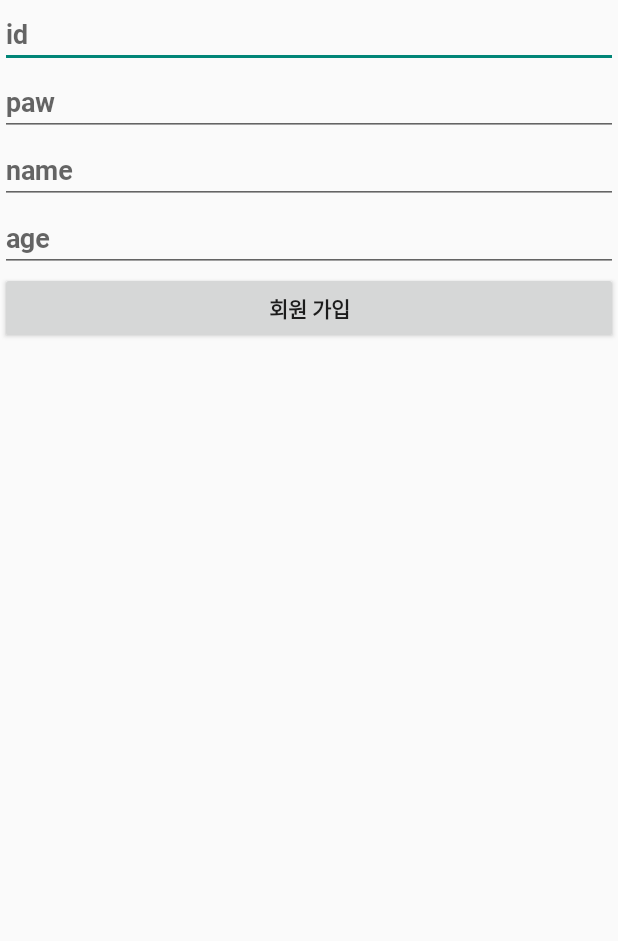
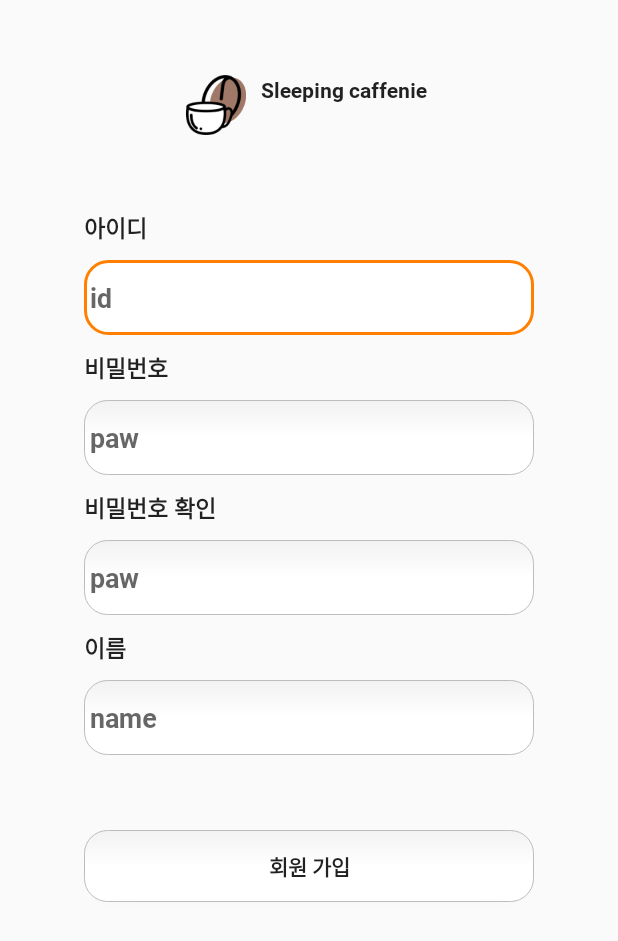
Before and after one commit to polaris428/2021mobilecontent, an Android app: the JoinActivity screen opened directly, with no data from a screen before it, on a phone screen of 412 x 824 dp. Shown: the top 941 px of the screen. Run offline under Robolectric (Android 15) with nearby library versions, the phone set to English and light mode, and no system bars; our stand-ins replace Firebase (no records; nobody signed in at launch, a user with empty details on screens opened directly); libraries missing offline, so code that uses them is left out: com.github.mikephil.charting, com.ismaeldivita.chipnavigation.

Commit message:
디자인 적용
디자인 적용

```diff
--- a/app/src/main/java/com/example/a2021mobilecontent/activity/JoinActivity.java
+++ b/app/src/main/java/com/example/a2021mobilecontent/activity/JoinActivity.java
@@ -51,7 +51,7 @@ public class JoinActivity extends AppCompatActivity {
             @Override
             public void onClick(View v) {
                 final String email = binding.idinput.getText().toString().trim();
-                final String pwe = binding.pawinput.getText().toString().trim();
+                final String pwe = binding.pawinput1.getText().toString().trim();
                 //final String name =binding.nameinput.getText().toString().trim();
 
                 firebaseAuth.createUserWithEmailAndPassword(email, pwe)
--- a/app/src/main/java/com/example/a2021mobilecontent/fragment/GraphFragment/GraphFragment_1.java
+++ b/app/src/main/java/com/example/a2021mobilecontent/fragment/GraphFragment/GraphFragment_1.java
@@ -163,9 +163,9 @@ public class GraphFragment_1 extends Fragment {
                             LineDataSet lineDataSet = new LineDataSet(entries, "카페인 마신량");
                             lineDataSet.setLineWidth(2);
                             lineDataSet.setCircleRadius(6);
-                            lineDataSet.setCircleColor(Color.parseColor("#000000"));
+                            lineDataSet.setCircleColor(Color.parseColor("#ff7f00"));
                             lineDataSet.setCircleColorHole(Color.BLUE);
-                            lineDataSet.setColor(Color.parseColor("#000000"));
+                            lineDataSet.setColor(Color.parseColor("#ff7f00"));
                             lineDataSet.setDrawCircleHole(true);
                             lineDataSet.setDrawCircles(true);
                             lineDataSet.setDrawHorizontalHighlightIndicator(false);
--- /dev/null
+++ b/app/src/main/res/drawable/rounded_btn.xml
@@ -0,0 +1,64 @@
+<?xml version="1.0" encoding="utf-8"?>
+<selector xmlns:android="http://schemas.android.com/apk/res/android">
+
+    <item android:state_pressed="true" android:state_focused="true">
+        <shape>
+            <solid android:color="#FF8000"/>
+            <stroke
+                android:width="2.3dp"
+                android:color="#FF8000" />
+            <corners
+                android:radius="15dp" />
+        </shape>
+    </item>
+
+    <item android:state_pressed="true" android:state_focused="false">
+        <shape>
+            <solid android:color="#FF8000"/>
+            <stroke
+                android:width="2.3dp"
+                android:color="#FF8000" />
+            <corners
+                android:radius="15dp" />
+        </shape>
+    </item>
+
+    <item android:state_pressed="false" android:state_focused="true">
+        <shape>
+            <solid android:color="#FFFFFF"/>
+            <stroke
+                android:width="2.3dp"
+                android:color="#FF8000" />
+            <corners
+                android:radius="15dp" />
+        </shape>
+    </item>
+
+    <item android:state_pressed="false" android:state_focused="false">
+        <shape>
+            <gradient
+                android:startColor="#F2F2F2"
+                android:centerColor="#FFFFFF"
+                android:endColor="#FFFFFF"
+                android:angle="270"
+                />
+            <stroke
+                android:width="0.7dp"
+                android:color="#BDBDBD" />
+            <corners
+                android:radius="15dp" />
+        </shape>
+    </item>
+
+    <item android:state_enabled="true">
+        <shape>
+            <corners
+                android:bottomLeftRadius="12dp"
+                android:bottomRightRadius="12dp"
+                android:topLeftRadius="12dp"
+                android:topRightRadius="12dp" />
+        </shape>
+    </item>
+
+
+</selector>
--- a/app/src/main/res/layout/activity_join.xml
+++ b/app/src/main/res/layout/activity_join.xml
@@ -1,62 +1,124 @@
 <?xml version="1.0" encoding="utf-8"?>
-<androidx.constraintlayout.widget.ConstraintLayout
-    xmlns:android="http://schemas.android.com/apk/res/android"
+<LinearLayout xmlns:android="http://schemas.android.com/apk/res/android"
     xmlns:app="http://schemas.android.com/apk/res-auto"
     xmlns:tools="http://schemas.android.com/tools"
     android:layout_width="match_parent"
     android:layout_height="match_parent"
+    android:orientation="vertical"
 
     tools:context=".activity.JoinActivity">
 
+    <LinearLayout
+        android:layout_width="wrap_content"
+        android:layout_height="wrap_content"
+        android:layout_gravity="center"
+        android:layout_marginTop="50dp"
+        android:orientation="horizontal">
 
+        <ImageView
+            android:layout_width="40dp"
+            android:layout_height="40dp"
+            android:src="@drawable/logo">
+
+        </ImageView>
+
+        <TextView
+            android:layout_width="wrap_content"
+            android:layout_height="wrap_content"
+            android:text="Sleeping caffenie "
+            android:layout_marginLeft="10dp">
+
+        </TextView>
+    </LinearLayout>
+
+    <LinearLayout
+        android:layout_width="300dp"
+        android:layout_height="match_parent"
+        android:layout_gravity="center"
+        android:layout_marginTop="50dp"
+        android:orientation="vertical">
+        <TextView
+            android:layout_width="wrap_content"
+            android:layout_height="wrap_content"
+            android:text="아이디"
+            android:textSize="15sp">
+
+        </TextView>
         <EditText
             android:id="@+id/idinput"
             android:layout_width="match_parent"
-        android:layout_height="wrap_content"
+            android:layout_height="50dp"
+            android:background="@drawable/rounded_edittext"
             android:hint="id"
+            android:layout_marginTop="10dp"
             app:layout_constraintTop_toTopOf="parent"
 
             >
 
         </EditText>
+        <TextView
+            android:layout_width="wrap_content"
+            android:layout_height="wrap_content"
+            android:text="비밀번호"
+            android:layout_marginTop="10dp"
+            android:textSize="15sp">
+
+        </TextView>
         <EditText
-        android:id="@+id/pawinput"
+            android:id="@+id/pawinput1"
             android:layout_width="match_parent"
-        android:layout_height="wrap_content"
+            android:layout_height="50dp"
+            android:background="@drawable/rounded_edittext"
             android:hint="paw"
-        app:layout_constraintTop_toBottomOf="@+id/idinput"
-        >
+            android:layout_marginTop="10dp">
 
         </EditText>
+        <TextView
+            android:layout_width="wrap_content"
+            android:layout_height="wrap_content"
+            android:text="비밀번호 확인"
+            android:textSize="15sp"
+            android:layout_marginTop="10dp">
+
+        </TextView>
+        <EditText
+            android:id="@+id/pawinput2"
+            android:layout_width="match_parent"
+            android:layout_height="50dp"
+            android:background="@drawable/rounded_edittext"
+            android:hint="paw"
+            android:inputType="number"
+            android:layout_marginTop="10dp">
+        </EditText>
+        <TextView
+            android:layout_width="wrap_content"
+            android:layout_height="wrap_content"
+            android:text="이름"
+            android:textSize="15sp"
+            android:layout_marginTop="10dp">
+
+        </TextView>
         <EditText
             android:id="@+id/nameinput"
             android:layout_width="match_parent"
-        android:layout_height="wrap_content"
+            android:layout_height="50dp"
+            android:background="@drawable/rounded_edittext"
             android:hint="name"
-        app:layout_constraintTop_toBottomOf="@+id/pawinput"
-        >
+            android:layout_marginTop="10dp">
 
         </EditText>
 
-    <EditText
-        android:id="@+id/ageinput"
-        android:layout_width="match_parent"
-        android:layout_height="wrap_content"
-        android:hint="age"
-        android:inputType="number"
-        app:layout_constraintTop_toBottomOf="@id/nameinput">
-
-    </EditText>
 
         <Button
             android:id="@+id/joinbtn"
             android:layout_width="match_parent"
             android:layout_height="wrap_content"
             android:text="회원 가입"
-        app:layout_constraintTop_toBottomOf="@+id/ageinput">
+            android:background="@drawable/rounded_btn"
+            android:layout_marginTop="50dp">
 
         </Button>
 
+    </LinearLayout>
 
-
-</androidx.constraintlayout.widget.ConstraintLayout>
+</LinearLayout>
--- a/app/src/main/res/layout/fragment_graph_1.xml
+++ b/app/src/main/res/layout/fragment_graph_1.xml
@@ -6,12 +6,7 @@
     xmlns:app="http://schemas.android.com/apk/res-auto"
     tools:context=".fragment.GraphFragment.GraphFragment_1"
     android:orientation="vertical">
-    <ImageView
-        android:layout_width="match_parent"
-        android:layout_height="wrap_content"
-        android:background="@drawable/back">
 
-    </ImageView>
     <com.github.mikephil.charting.charts.LineChart
         android:id="@+id/chart"
         android:layout_width="match_parent"
--- a/app/src/main/res/layout/fragment_graph_2.xml
+++ b/app/src/main/res/layout/fragment_graph_2.xml
@@ -6,12 +6,6 @@
     xmlns:app="http://schemas.android.com/apk/res-auto"
     tools:context=".fragment.GraphFragment.GraphFragment_2">
 
-    <ImageView
-        android:layout_width="match_parent"
-        android:layout_height="wrap_content"
-        android:background="@drawable/back">
-
-    </ImageView>
     <com.github.mikephil.charting.charts.LineChart
         android:id="@+id/chart"
         android:layout_width="match_parent"
```
Also changed, not shown: app/src/main/res/drawable/ic_line.xml (added, +16 -0 lines), app/src/main/res/layout/activity_login.xml (+34 -14 lines), app/src/main/res/layout/caffeine_item.xml (+6 -5 lines), app/src/main/res/layout/fragment_2.xml (+13 -3 lines), app/src/main/res/layout/fragment_caffeine.xml (+3 -20 lines), app/src/main/res/layout/friend_item.xml (+8 -3 lines). Lines whose indentation alone changed are shown as unchanged.
